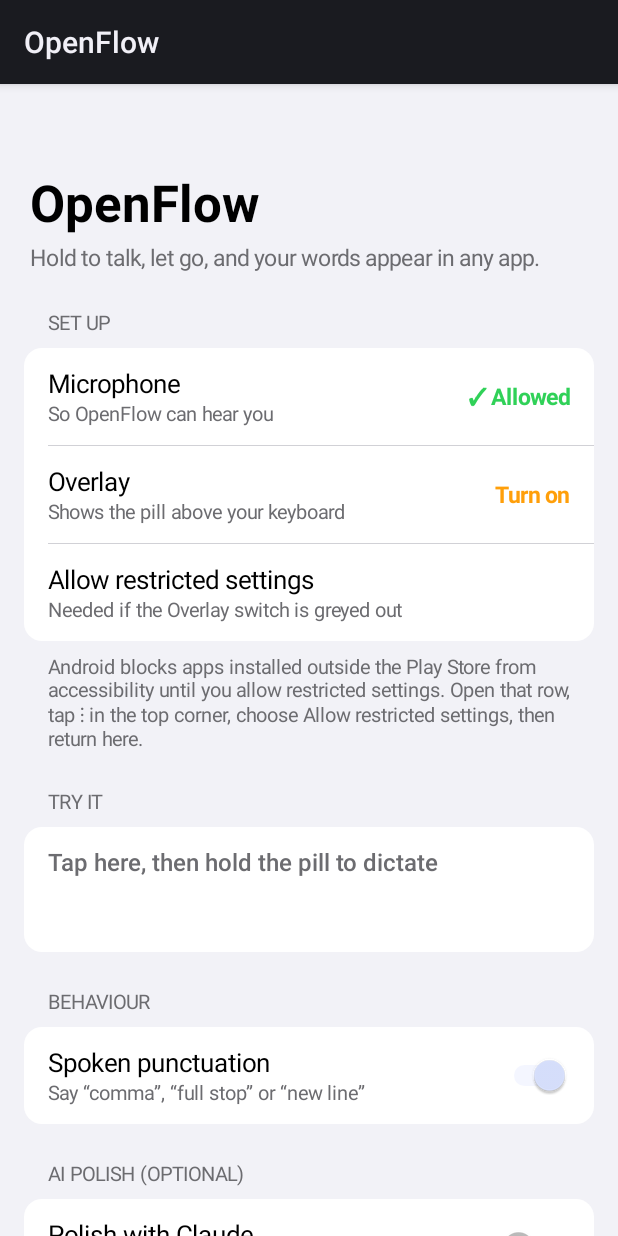
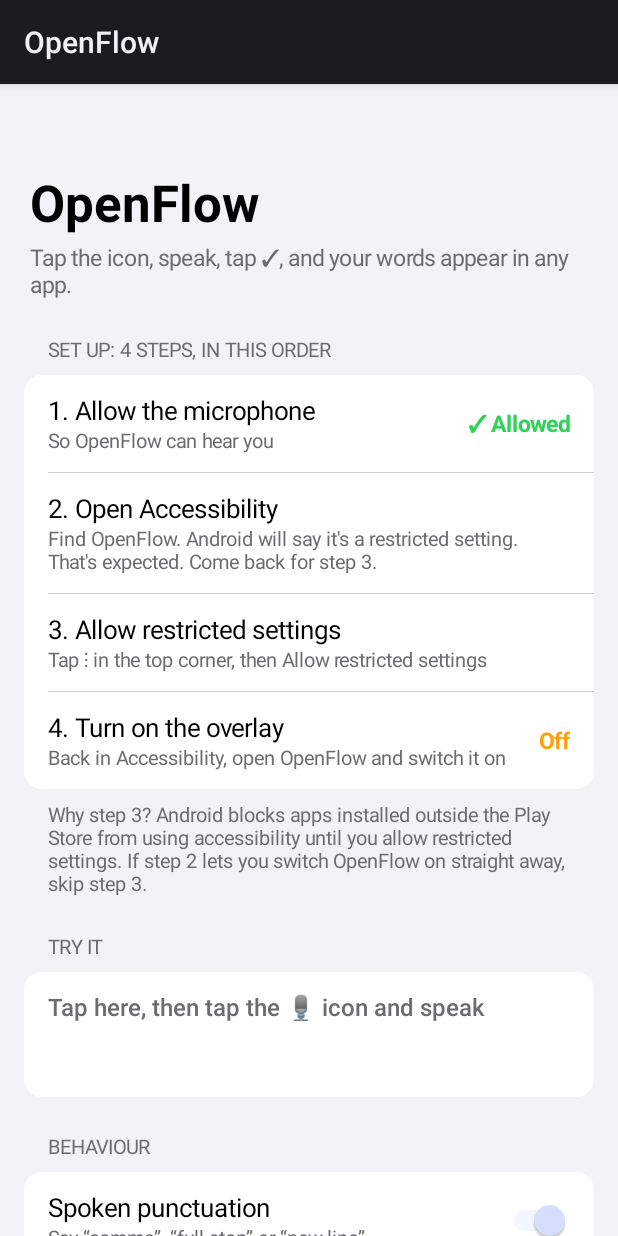
Before and after one commit to PremKishore27/openflow-android, an Android app: the screen it shows after launch (SettingsActivity), on a phone screen of 412 x 824 dp. Run offline under Robolectric (Android 15) with nearby library versions, the phone set to English and light mode, and no system bars.

Commit message:
One-icon overlay: tap to listen, tap check to insert; guided 4-step setup; docs updated

```diff
--- a/app/build.gradle.kts
+++ b/app/build.gradle.kts
@@ -11,8 +11,8 @@ android {
         applicationId = "com.openflow.android"
         minSdk = 26
         targetSdk = 35
-        versionCode = 4
-        versionName = "0.4"
+        versionCode = 5
+        versionName = "0.5"
     }
 
     buildTypes {
--- a/app/src/main/java/com/openflow/android/SettingsActivity.kt
+++ b/app/src/main/java/com/openflow/android/SettingsActivity.kt
@@ -162,35 +162,38 @@ class SettingsActivity : Activity() {
             setPadding(0, dp(56), 0, dp(40))
         }
         col.addView(text("OpenFlow", 34f, bold = true).apply { setPadding(dp(20), 0, dp(20), 0) })
-        col.addView(text("Hold to talk, let go, and your words appear in any app.", 15f, cSub).apply {
+        col.addView(text("Tap the icon, speak, tap ✓, and your words appear in any app.", 15f, cSub).apply {
             setPadding(dp(20), dp(4), dp(20), 0)
         })
 
-        col.addView(section("Set up"))
+        col.addView(section("Set up: 4 steps, in this order"))
         val setup = card()
         micStatus = text("", 15f, bold = true)
-        setup.addView(row("Microphone", "So OpenFlow can hear you", micStatus) {
+        setup.addView(row("1. Allow the microphone", "So OpenFlow can hear you", micStatus) {
             requestPermissions(arrayOf(Manifest.permission.RECORD_AUDIO), 1)
         })
         divider(setup)
-        overlayStatus = text("", 15f, bold = true)
-        setup.addView(row("Overlay", "Shows the pill above your keyboard", overlayStatus) {
+        setup.addView(row("2. Open Accessibility", "Find OpenFlow. Android will say it's a restricted setting. That's expected. Come back for step 3.", null) {
             startActivity(Intent(Settings.ACTION_ACCESSIBILITY_SETTINGS))
         })
         divider(setup)
-        setup.addView(row("Allow restricted settings", "Needed if the Overlay switch is greyed out", null) {
+        setup.addView(row("3. Allow restricted settings", "Tap ⋮ in the top corner, then Allow restricted settings", null) {
             startActivity(Intent(Settings.ACTION_APPLICATION_DETAILS_SETTINGS, Uri.parse("package:$packageName")))
+        })
+        divider(setup)
+        overlayStatus = text("", 15f, bold = true)
+        setup.addView(row("4. Turn on the overlay", "Back in Accessibility, open OpenFlow and switch it on", overlayStatus) {
+            startActivity(Intent(Settings.ACTION_ACCESSIBILITY_SETTINGS))
         })
         col.addView(setup)
         col.addView(footnote(
-            "Android blocks apps installed outside the Play Store from accessibility until you allow " +
-                "restricted settings. Open that row, tap ⋮ in the top corner, choose Allow restricted settings, " +
-                "then return here."
+            "Why step 3? Android blocks apps installed outside the Play Store from using accessibility until you " +
+                "allow restricted settings. If step 2 lets you switch OpenFlow on straight away, skip step 3."
         ))
 
         col.addView(section("Try it"))
         val tryCard = card()
-        tryField = field("Tap here, then hold the pill to dictate", "", 3)
+        tryField = field("Tap here, then tap the 🎙 icon and speak", "", 3)
         tryCard.addView(tryField)
         col.addView(tryCard)
 
@@ -265,7 +268,7 @@ class SettingsActivity : Activity() {
         val service = ComponentName(this, OpenFlowService::class.java).flattenToString()
         val enabled = Settings.Secure.getString(contentResolver, Settings.Secure.ENABLED_ACCESSIBILITY_SERVICES)
             ?.contains(service) == true
-        overlayStatus.text = if (enabled) "✓ On" else "Turn on"
+        overlayStatus.text = if (enabled) "✓ On" else "Off"
         overlayStatus.setTextColor(if (enabled) good else attention)
     }
 }
```
Also changed, not shown: app/src/main/java/com/openflow/android/OpenFlowService.kt (+63 -106 lines), 4 other files.
